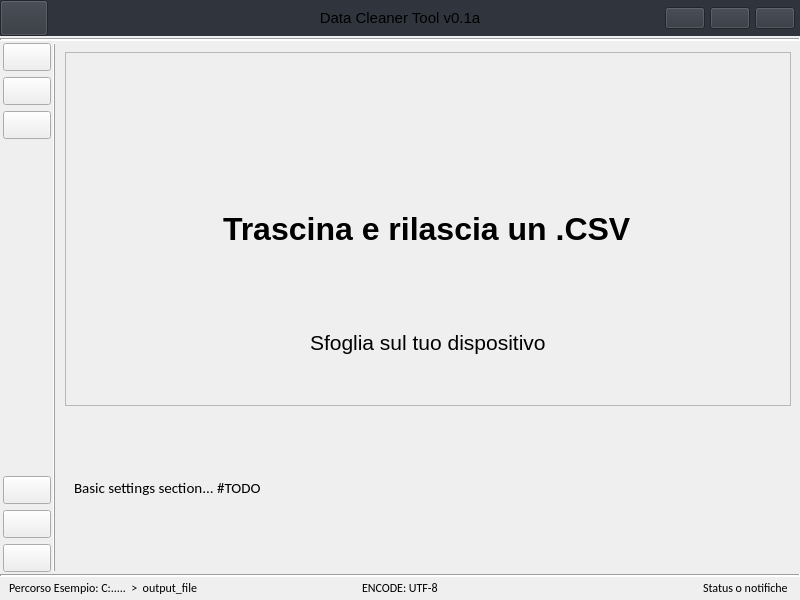
RofferTorres/Data_Cleaner_APP, file Data_Cleaner_Tool/UI/data_tool.ui: the form before one commit.
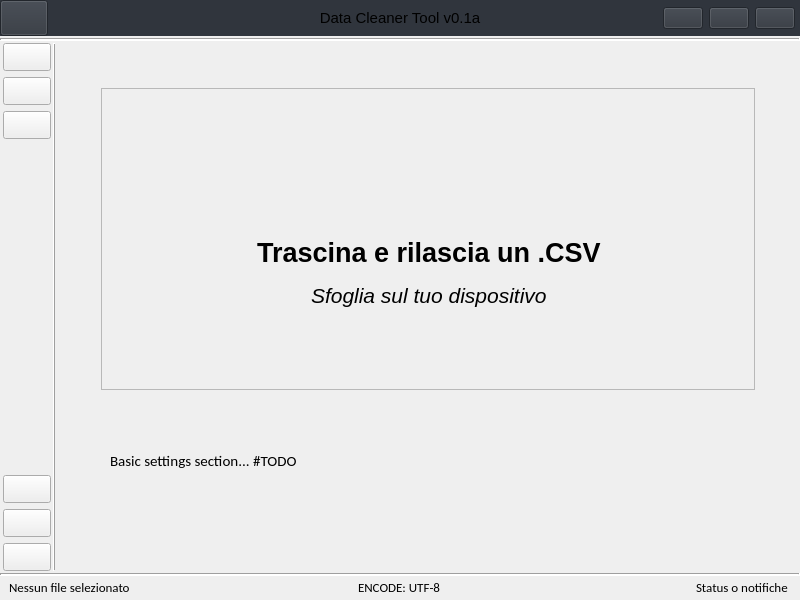
The form after the commit. Icons and pictures are not drawn.

Commit message: check correct file

```diff
--- a/Data_Cleaner_Tool/UI/data_tool.ui
+++ b/Data_Cleaner_Tool/UI/data_tool.ui
@@ -771,7 +771,7 @@
          </property>
          <layout class="QHBoxLayout" name="horizontalLayout_6">
           <property name="spacing">
-           <number>5</number>
+           <number>6</number>
           </property>
           <property name="topMargin">
            <number>6</number>
@@ -1238,6 +1238,21 @@
           </size>
          </property>
          <layout class="QVBoxLayout" name="verticalLayout_2">
+          <property name="spacing">
+           <number>6</number>
+          </property>
+          <property name="leftMargin">
+           <number>45</number>
+          </property>
+          <property name="topMargin">
+           <number>45</number>
+          </property>
+          <property name="rightMargin">
+           <number>45</number>
+          </property>
+          <property name="bottomMargin">
+           <number>45</number>
+          </property>
           <item>
            <widget class="QFrame" name="dropBoxFrame">
             <property name="sizePolicy">
@@ -1256,6 +1271,18 @@
              <enum>QFrame::Raised</enum>
             </property>
             <layout class="QVBoxLayout" name="verticalLayout_3">
+             <property name="spacing">
+              <number>0</number>
+             </property>
+             <property name="leftMargin">
+              <number>12</number>
+             </property>
+             <property name="topMargin">
+              <number>45</number>
+             </property>
+             <property name="bottomMargin">
+              <number>45</number>
+             </property>
              <item alignment="Qt::AlignHCenter|Qt::AlignVCenter">
               <widget class="QLabel" name="uploadIcon">
                <property name="minimumSize">
@@ -1289,7 +1316,7 @@
                <property name="font">
                 <font>
                  <family>Tahoma</family>
-                 <pointsize>24</pointsize>
+                 <pointsize>20</pointsize>
                  <italic>false</italic>
                  <bold>true</bold>
                  <underline>false</underline>
@@ -1300,12 +1327,13 @@
                </property>
               </widget>
              </item>
-             <item alignment="Qt::AlignHCenter">
+             <item alignment="Qt::AlignHCenter|Qt::AlignTop">
               <widget class="QLabel" name="browseFileLabel">
                <property name="font">
                 <font>
                  <family>Tahoma</family>
                  <pointsize>16</pointsize>
+                 <italic>true</italic>
                 </font>
                </property>
                <property name="text">
@@ -1331,6 +1359,9 @@
              <enum>QFrame::Raised</enum>
             </property>
             <layout class="QHBoxLayout" name="horizontalLayout_7">
+             <property name="spacing">
+              <number>9</number>
+             </property>
              <item>
               <widget class="QLabel" name="label">
                <property name="text">
@@ -1382,11 +1413,11 @@
         <widget class="QLabel" name="labelFooterLeft">
          <property name="font">
           <font>
-           <pointsize>9</pointsize>
+           <pointsize>10</pointsize>
           </font>
          </property>
          <property name="text">
-          <string>Percorso Esempio: C:.....  &gt;  output_file</string>
+          <string>Nessun file selezionato</string>
          </property>
         </widget>
        </item>
@@ -1394,7 +1425,7 @@
         <widget class="QLabel" name="labelFooterCenter">
          <property name="font">
           <font>
-           <pointsize>9</pointsize>
+           <pointsize>10</pointsize>
           </font>
          </property>
          <property name="text">
@@ -1406,7 +1437,7 @@
         <widget class="QLabel" name="labelFooterRight">
          <property name="font">
           <font>
-           <pointsize>9</pointsize>
+           <pointsize>10</pointsize>
           </font>
          </property>
          <property name="text">
```
Left out of the diff: 8 changed lines with no effect on the pictures. The commit also changes 2 other files.
